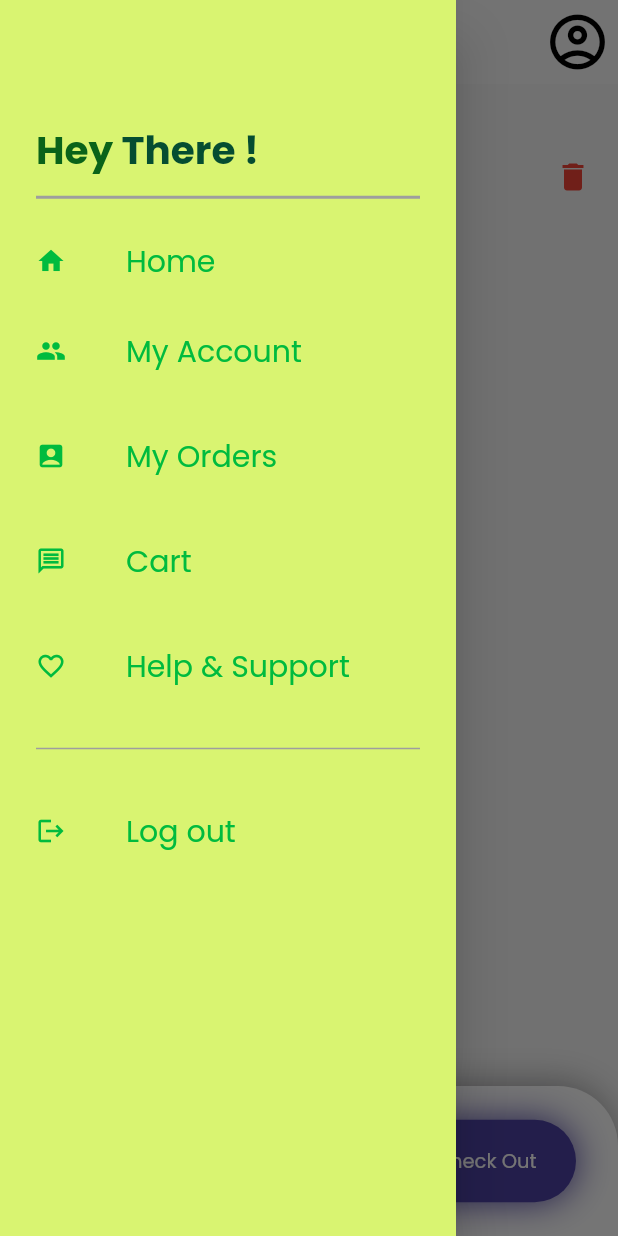
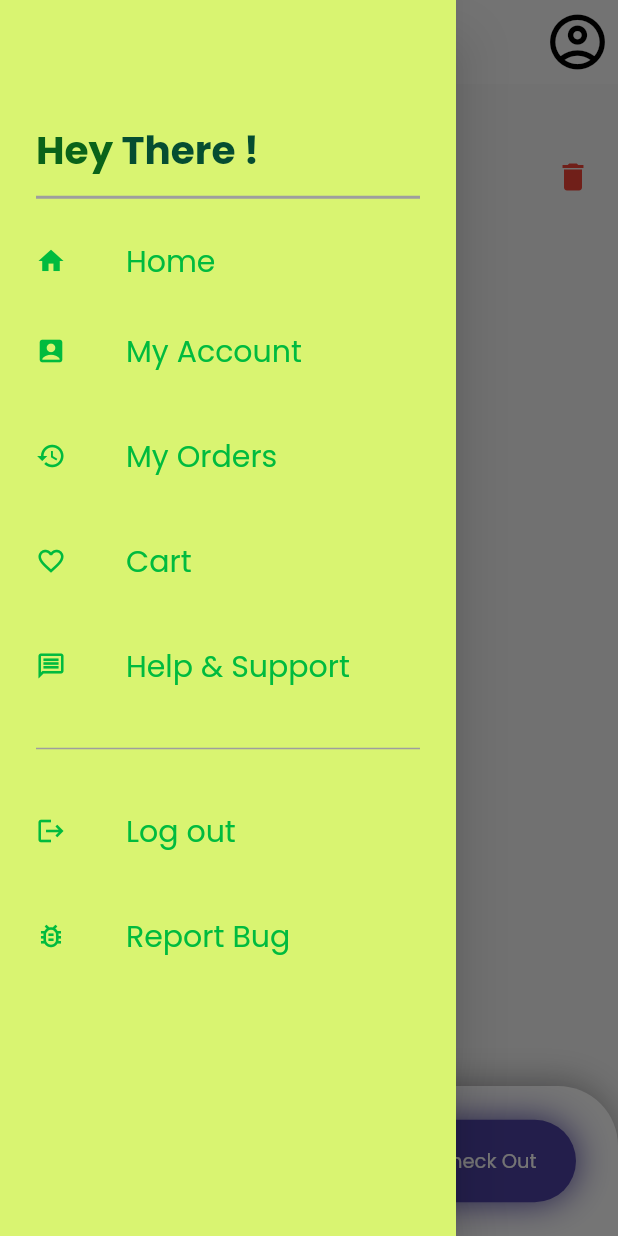
Before and after one commit to LoNeWoLf003/Urban-Style, a Flutter app: the cart screen opened directly, with the side drawer open, on a phone screen of 412 x 824 dp. Run offline on Flutter 3.47's test engine with Material 2 defaults, Android fonts, the phone set to English and light mode, and no system bars; our stand-ins replace animated_custom_dropdown, animated_text_kit, awesome_dialog, firebase_auth, firebase_core, flutter_countdown_timer and 13 more; missing offline and left inert: dialog_flowtter, draggable_bottom_sheet, flutter_sms, pay, razorpay_flutter; accounts and stored records are empty; network calls fail; project files that could hold a hidden picture were left out.

Commit message:
added bug report section

```diff
--- a/lib/constrants/color.dart
+++ b/lib/constrants/color.dart
@@ -32,6 +32,8 @@ class ColorHelper{
     Color(0xFF12c06a),
     Color(0xFFe4d5c9),
     Color(0xFF061175),
-    Color(0xFFF6F38B)
+    Color(0xFFF6F38B),
   ];
+
+  static var drawer_color = Color.fromARGB(255, 217, 244, 113);
 }
--- a/lib/pages/navigation_drawer.dart/navbar.dart
+++ b/lib/pages/navigation_drawer.dart/navbar.dart
@@ -1,8 +1,11 @@
 import 'package:flutter/material.dart';
+import 'package:urban_style/constrants/color.dart';
+import 'package:urban_style/controllers/account/account_controller.dart';
 import 'package:urban_style/pages/cart/cart.dart';
 import 'package:urban_style/pages/help_support/help_support.dart';
 import 'package:urban_style/pages/my_orders/my%20order.dart';
 import 'package:urban_style/pages/navigation_drawer.dart/sample.dart';
+import 'package:urban_style/pages/report%20bug/report%20bug.dart';
 import 'package:urban_style/user/user.dart';
 import '../account/account.dart';
 import '../accounts/sign up/sign up.dart';
@@ -16,7 +19,7 @@ class Navigation extends StatelessWidget {
   Widget build(BuildContext context) {
     return Drawer(
       child: Material(
-        color: Color.fromARGB(255, 217, 244, 113),
+        color: ColorHelper.drawer_color,
         child: Padding(
           padding: const EdgeInsets.fromLTRB(24.0, 80, 24, 0),
           child: Column(
@@ -43,7 +46,7 @@ class Navigation extends StatelessWidget {
               ),
               DrawerItem(
                 name: 'My Account',
-                icon: Icons.people,
+                icon: Icons.account_box_rounded,
                 onPressed: () => onItemPressed(context, index: 0),
               ),
               const SizedBox(
@@ -51,21 +54,21 @@ class Navigation extends StatelessWidget {
               ),
               DrawerItem(
                   name: 'My Orders',
-                  icon: Icons.account_box_rounded,
+                  icon: Icons.history_outlined,
                   onPressed: () => onItemPressed(context, index: 1)),
               const SizedBox(
                 height: 30,
               ),
               DrawerItem(
                   name: 'Cart',
-                  icon: Icons.message_outlined,
+                  icon: Icons.favorite_outline,
                   onPressed: () => onItemPressed(context, index: 2)),
               const SizedBox(
                 height: 30,
               ),
               DrawerItem(
                   name: 'Help & Support',
-                  icon: Icons.favorite_outline,
+                  icon: Icons.message_outlined,
                   onPressed: () => onItemPressed(context, index: 3)),
               const SizedBox(
                 height: 30,
@@ -81,6 +84,15 @@ class Navigation extends StatelessWidget {
               DrawerItem(
                   name: 'Log out',
                   icon: Icons.logout,
+                  onPressed: () {
+                    account_controller.logout(context);
+                  }),
+              const SizedBox(
+                height: 30,
+              ),
+              DrawerItem(
+                  name: 'Report Bug',
+                  icon: Icons.bug_report_outlined,
                   onPressed: () => onItemPressed(context, index: 5)),
             ],
           ),
@@ -122,6 +134,10 @@ void onItemPressed(BuildContext context, {required int index}) {
       Navigator.push(context,
           MaterialPageRoute(builder: (context) => home()));
       break;
+    case 5:
+      Navigator.push(context,
+          MaterialPageRoute(builder: (context) => report_bug()));
+      break;
   }
 }
 
@@ -135,12 +151,17 @@ Widget headerWidget() {
             color: Color.fromARGB(255, 10, 99, 25),
             fontWeight: FontWeight.bold),
       ),
-      Text(
-        "There !",
-        style: TextStyle(
-            fontSize: 26,
-            color: Color.fromARGB(255, 5, 77, 49),
-            fontWeight: FontWeight.bold),
+      Container(
+        width: 194,
+        child: Text(
+          "${user.is_login ? user.username : "There"} !",
+          style: TextStyle(
+              fontSize: 26,
+              color: Color.fromARGB(255, 5, 77, 49),
+              fontWeight: FontWeight.bold,
+              overflow: TextOverflow.ellipsis
+          ),
+        ),
       )
     ],
   );
--- a/lib/staful widgets/cart_item_card.dart
+++ b/lib/staful widgets/cart_item_card.dart
@@ -76,7 +76,7 @@ class _cart_item_cardState extends State<cart_item_card> {
       },
       onLongPress: (){
         setState(() {
-
+          user.new_order = true;
           delete = true;
         });
       },
```
Also changed, not shown: lib/controllers/bug/bug controller.dart (added, +43 -0 lines), lib/pages/report bug/report bug.dart (added, +133 -0 lines).
